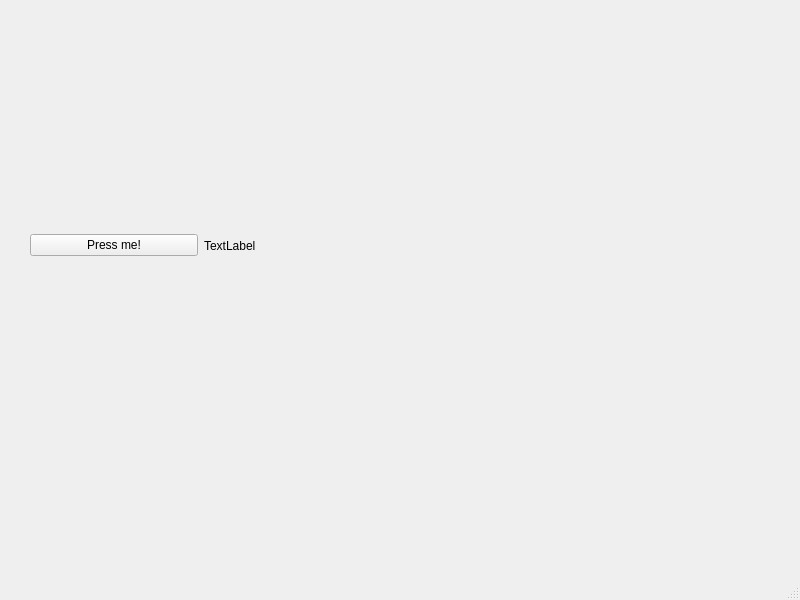
This is mainwindow.ui in sandboxcoder/Qt-CMake-HelloWorld as Qt 5 draws it before an edit. The edited form follows.
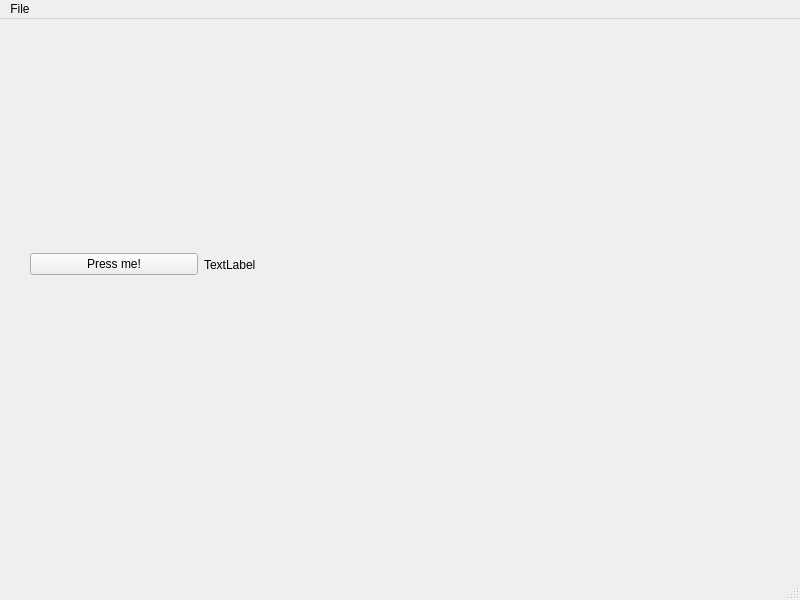
This is the edited form.

Commit message: add menubar & implement Exit option

```diff
--- a/mainwindow.ui
+++ b/mainwindow.ui
@@ -50,6 +50,14 @@
      <height>27</height>
     </rect>
    </property>
+   <widget class="QMenu" name="menuFile">
+    <property name="title">
+     <string>File</string>
+    </property>
+    <addaction name="actionNew_Project"/>
+    <addaction name="actionExit"/>
+   </widget>
+   <addaction name="menuFile"/>
   </widget>
   <widget class="QStatusBar" name="statusbar"/>
  </widget>
```
Left out of the diff: 10 changed lines with no effect on the pictures. The commit also changes 1 other file.
